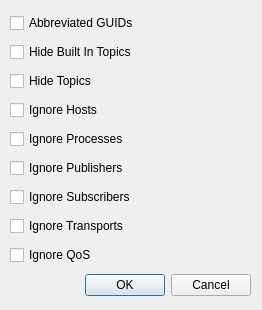
This is tools/monitor/NodeOptions.ui in OpenDDS/OpenDDS as Qt 5 draws it before an edit. The edited form follows.
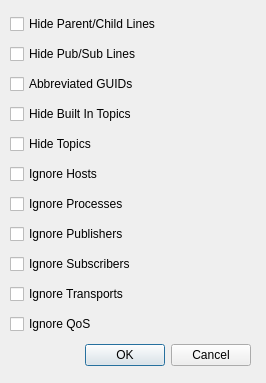
This is the edited form.

Diff of the .ui file:
```diff
--- a/tools/monitor/NodeOptions.ui
+++ b/tools/monitor/NodeOptions.ui
@@ -6,8 +6,8 @@
    <rect>
     <x>0</x>
     <y>0</y>
-    <width>262</width>
-    <height>310</height>
+    <width>266</width>
+    <height>383</height>
    </rect>
   </property>
   <property name="sizePolicy">
@@ -37,13 +37,35 @@
      <x>10</x>
      <y>10</y>
      <width>241</width>
-     <height>291</height>
+     <height>361</height>
     </rect>
    </property>
    <layout class="QVBoxLayout" name="verticalLayout_2">
     <item>
      <layout class="QGridLayout" name="gridLayout_2">
       <item row="0" column="0">
+       <widget class="QCheckBox" name="parentChild">
+        <property name="text">
+         <string>Hide Parent/Child Lines</string>
+        </property>
+       </widget>
+      </item>
+     </layout>
+    </item>
+    <item>
+     <layout class="QVBoxLayout" name="verticalLayout_6">
+      <item>
+       <widget class="QCheckBox" name="pubSub">
+        <property name="text">
+         <string>Hide Pub/Sub Lines</string>
+        </property>
+       </widget>
+      </item>
+     </layout>
+    </item>
+    <item>
+     <layout class="QVBoxLayout" name="verticalLayout_3">
+      <item>
        <widget class="QCheckBox" name="abbrGUIDs">
         <property name="text">
          <string>Abbreviated GUIDs</string>
```
